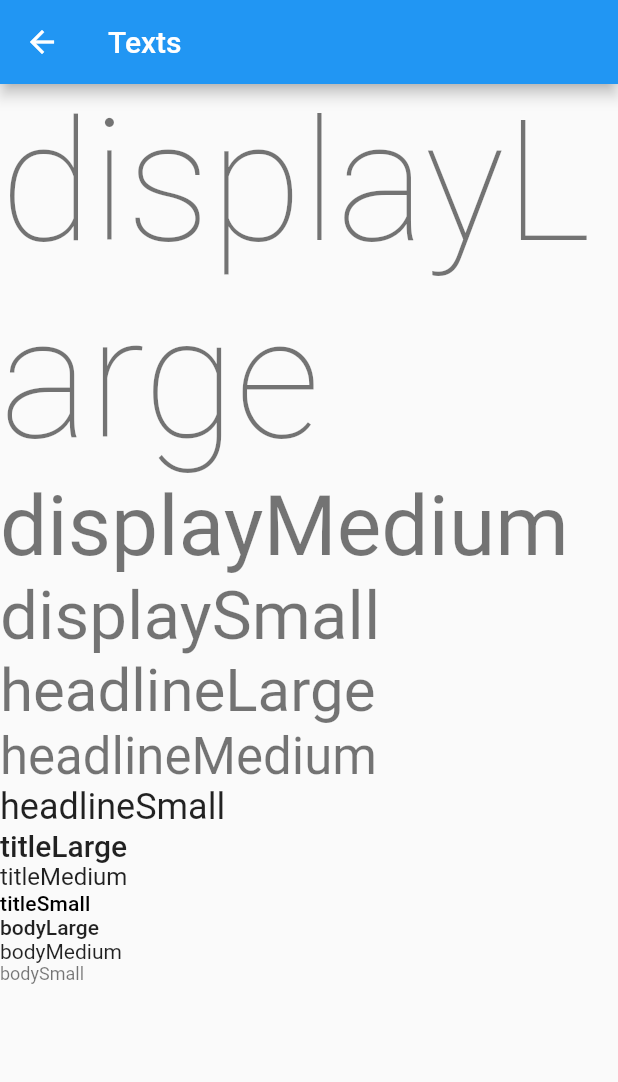
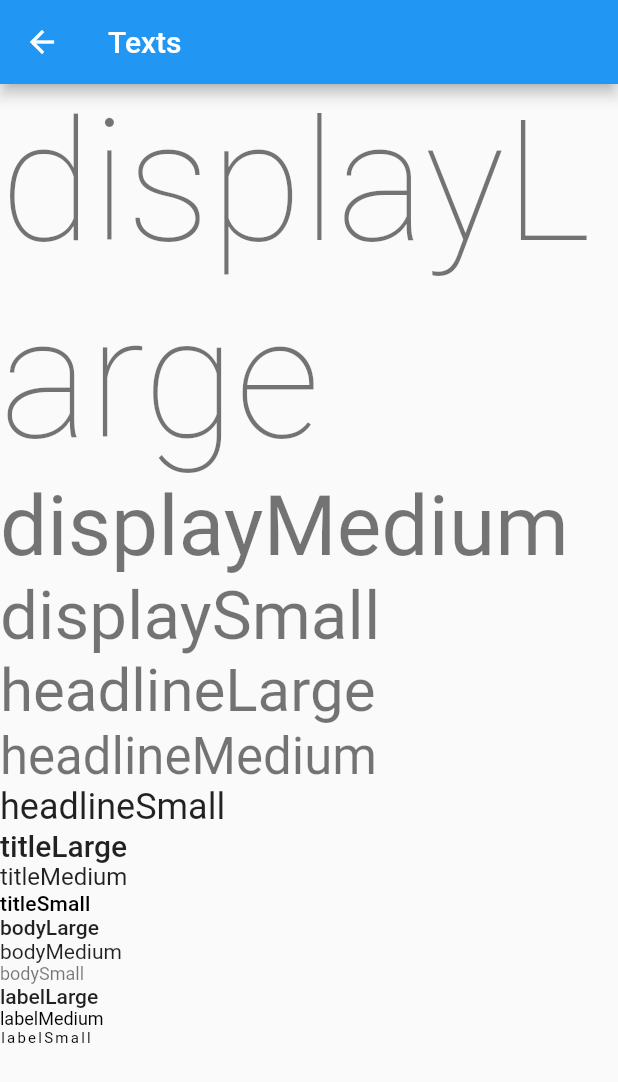
Before and after one commit to ham-burger/flutter-playground, a Flutter app: the TextsPage screen opened directly, on a phone screen of 412 x 824 dp. Shown: the top 1082 px of the screen. Run offline on Flutter 3.47's test engine with Material 2 defaults, Android fonts, the light colour scheme and no system bars.

Commit message:
feat(ui): add labels

```diff
--- a/ui_component_scrap/lib/pages/texts_page.dart
+++ b/ui_component_scrap/lib/pages/texts_page.dart
@@ -59,6 +59,18 @@ class TextsPage extends StatelessWidget {
             'bodySmall',
             style: Theme.of(context).textTheme.bodySmall,
           ),
+          Text(
+            'labelLarge',
+            style: Theme.of(context).textTheme.labelLarge,
+          ),
+          Text(
+            'labelMedium',
+            style: Theme.of(context).textTheme.labelMedium,
+          ),
+          Text(
+            'labelSmall',
+            style: Theme.of(context).textTheme.labelSmall,
+          ),
         ],
       ),
     );
```
